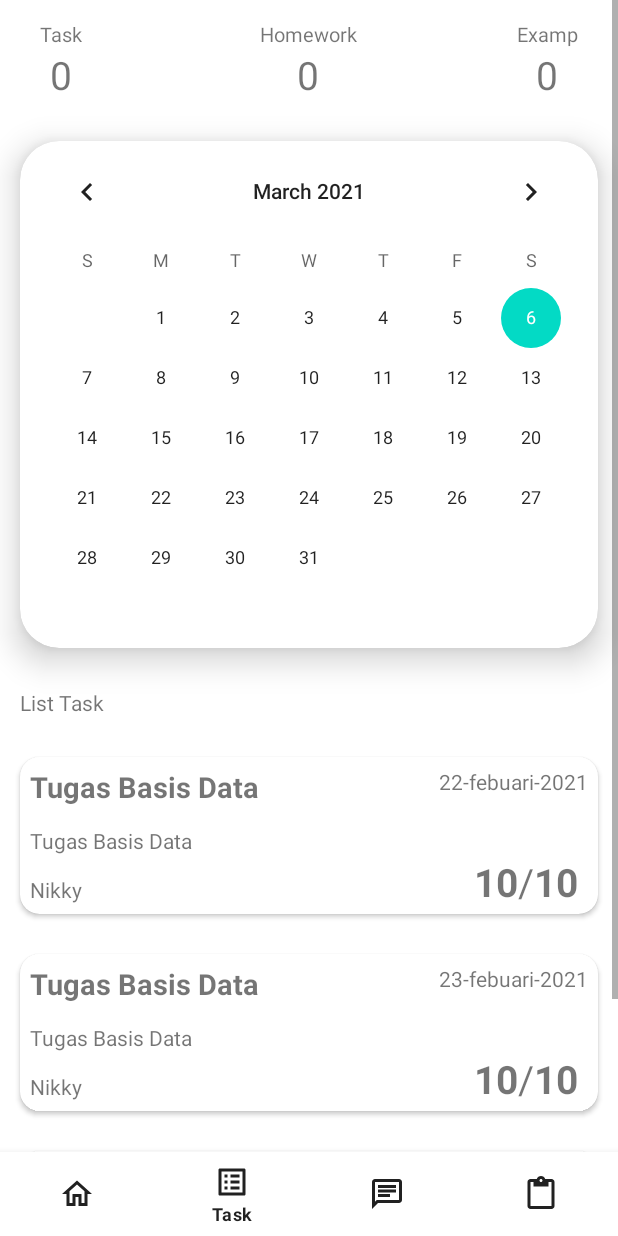
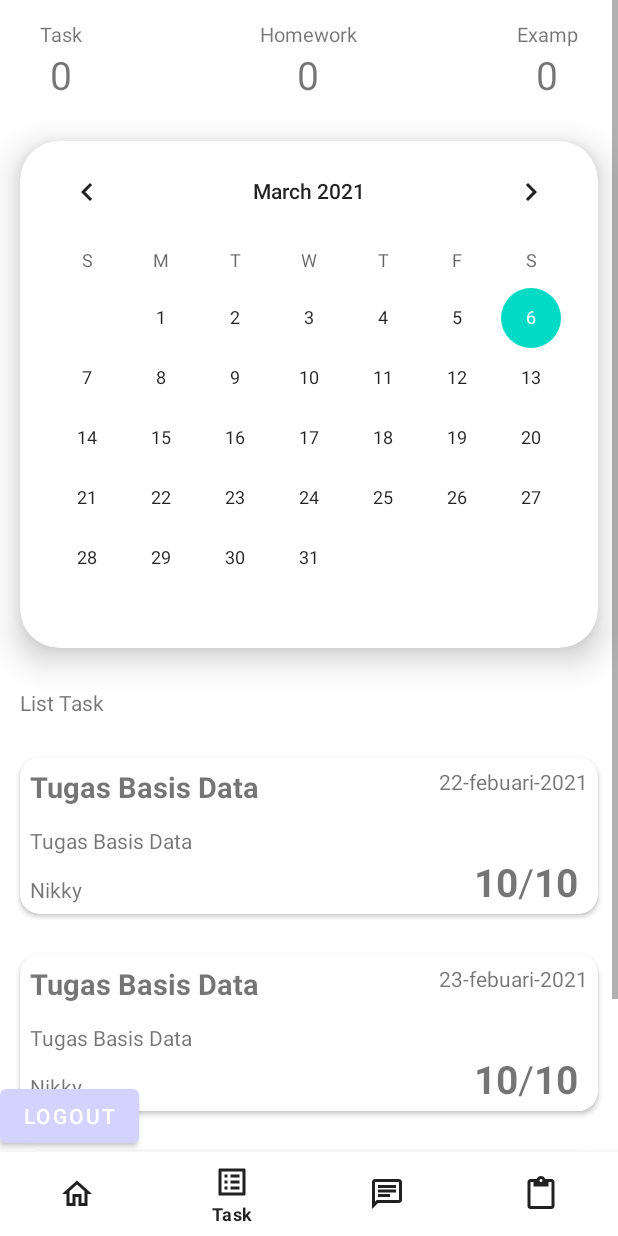
Before and after one commit to noverio24/SkripsiAkhir, an Android app: the HomePageActivity screen opened directly, with no data from a screen before it, item 2 of the bottom bar chosen, on a phone screen of 412 x 824 dp. Run offline under Robolectric (Android 15) with nearby library versions, the phone set to English and light mode, and no system bars; our stand-ins replace Picasso, sdp/ssp sizes; pictures from the network do not load.

Commit message:
repair register+add logout

```diff
--- a/app/src/main/java/com/codetalenta/eclass/HomePageActivity.java
+++ b/app/src/main/java/com/codetalenta/eclass/HomePageActivity.java
@@ -4,8 +4,10 @@ import androidx.annotation.NonNull;
 import androidx.appcompat.app.AppCompatActivity;
 import androidx.fragment.app.Fragment;
 
+import android.content.Intent;
 import android.os.Bundle;
 import android.view.MenuItem;
+import android.widget.Button;
 
 import com.codetalenta.eclass.fragments.ChatFragment;
 import com.codetalenta.eclass.fragments.HomeFragment;
@@ -16,12 +18,21 @@ import com.google.android.material.bottomnavigation.BottomNavigationView;
 
 public class HomePageActivity extends AppCompatActivity {
     BottomNavigationView navigationView;
+
+    private Button logout;
+
     @Override
     protected void onCreate(Bundle savedInstanceState) {
         super.onCreate(savedInstanceState);
         setContentView(R.layout.activity_home_page);
         getFragmentPage(new HomeFragment());
         bottomNavigation();
+        logout = findViewById (R.id.logout);
+        logout.setOnClickListener(v -> {
+            Intent intent = new Intent(HomePageActivity.this, MainActivity.class);
+            startActivity(intent);
+        });
+
     }
 
     /*
--- a/app/src/main/java/com/codetalenta/eclass/activity/mahasiswa/RegisterMahasiswaActivity2.java
+++ b/app/src/main/java/com/codetalenta/eclass/activity/mahasiswa/RegisterMahasiswaActivity2.java
@@ -86,7 +86,7 @@ public class RegisterMahasiswaActivity2 extends AppCompatActivity {
         map.put("nid", createPartFromString(acID));
         map.put("address", createPartFromString(address));
         map.put("phone", createPartFromString(phone));
-        map.put("bio", createPartFromString(""));
+        map.put("bio", createPartFromString("abcd"));
 
         RequestBody reqFile = RequestBody.create(MediaType.parse("image/*"), file);
         MultipartBody.Part body = MultipartBody.Part.createFormData("photo", file.getName(), reqFile);
--- a/app/src/main/java/com/codetalenta/eclass/helper/UrlApi.java
+++ b/app/src/main/java/com/codetalenta/eclass/helper/UrlApi.java
@@ -3,7 +3,7 @@ package com.codetalenta.eclass.helper;
 import com.codetalenta.eclass.service.AuthService;
 
 public class UrlApi {
-    public static String BASE_URL = "http://192.168.5.5:8000/api/v1/";
+    public static String BASE_URL = "http://192.168.1.17:8000/api/v1/";
 
     public static AuthService getAuthService(){
         return RetrofitClient.getClient(BASE_URL).create(AuthService.class);
--- a/app/src/main/res/layout/activity_home_page.xml
+++ b/app/src/main/res/layout/activity_home_page.xml
@@ -5,6 +5,8 @@
     android:layout_width="match_parent"
     android:layout_height="match_parent"
     tools:context=".HomePageActivity">
+
+
 
     <FrameLayout
         android:id="@+id/page_container"
@@ -26,4 +28,10 @@
         app:itemTextColor="@color/material_on_background_emphasis_high_type"
         app:menu="@menu/bottom_menu" />
 
+    <Button
+        android:id="@+id/logout"
+        android:text="logout"
+        android:layout_width="wrap_content"
+        android:layout_height="wrap_content"
+        android:layout_above="@id/bottomNavigationView"/>
 </RelativeLayout>
--- a/app/src/main/res/layout/fragment_home.xml
+++ b/app/src/main/res/layout/fragment_home.xml
@@ -78,10 +78,13 @@
                 android:src="@drawable/notification" />
 
             <ImageView
-                android:layout_width="30dp"
+                android:layout_width="22dp"
                 android:layout_height="@dimen/_30sdp"
                 android:layout_marginHorizontal="@dimen/_5sdp"
                 android:src="@drawable/settings" />
+
+
+
         </LinearLayout>
     </RelativeLayout>
 
```
Also changed, not shown: app/src/main/AndroidManifest.xml (+10 -7 lines), app/src/main/java/com/codetalenta/eclass/activity/dosen/LoginDosenActivity.java (added, +16 -0 lines), app/src/main/java/com/codetalenta/eclass/activity/dosen/RegisterDosenActivity.java (added, +16 -0 lines), app/src/main/java/com/codetalenta/eclass/activity/dosen/RegisterDosenActivity2.java (added, +16 -0 lines), app/src/main/java/com/codetalenta/eclass/fragments/HomeFragment.java (+11 -0 lines), app/src/main/java/com/codetalenta/eclass/service/AuthService.java (+7 -0 lines), app/src/main/res/layout/activity_login_dosen.xml (added, +9 -0 lines), app/src/main/res/layout/activity_register_dosen.xml (added, +9 -0 lines), app/src/main/res/layout/activity_register_dosen2.xml (added, +9 -0 lines).
